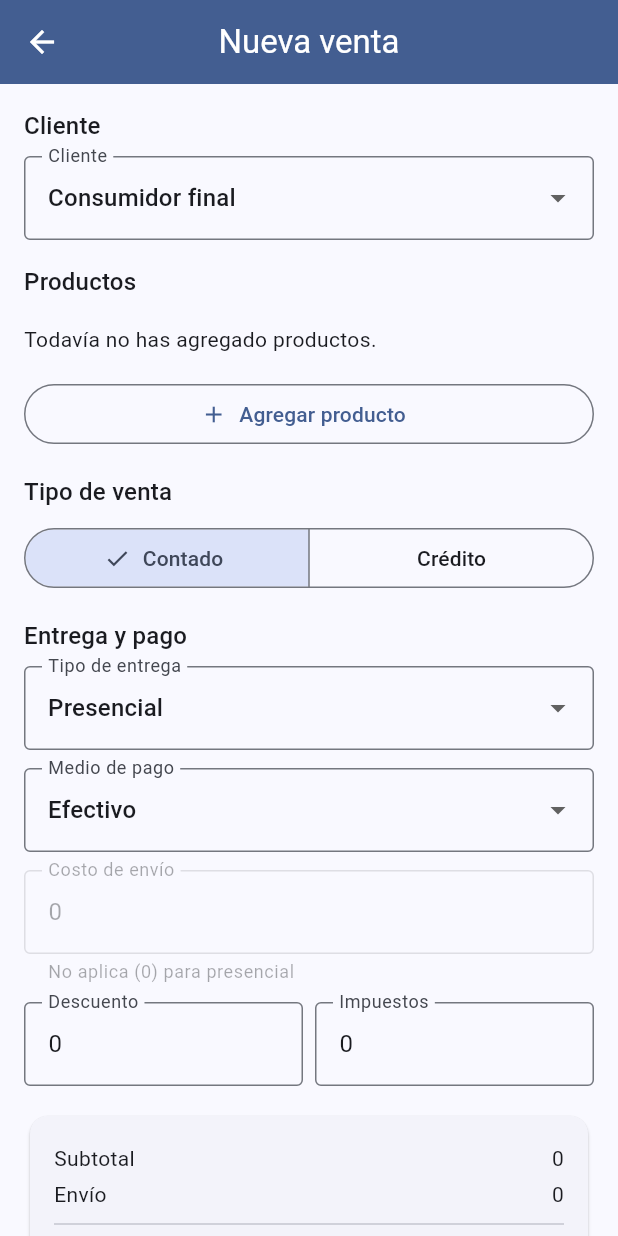
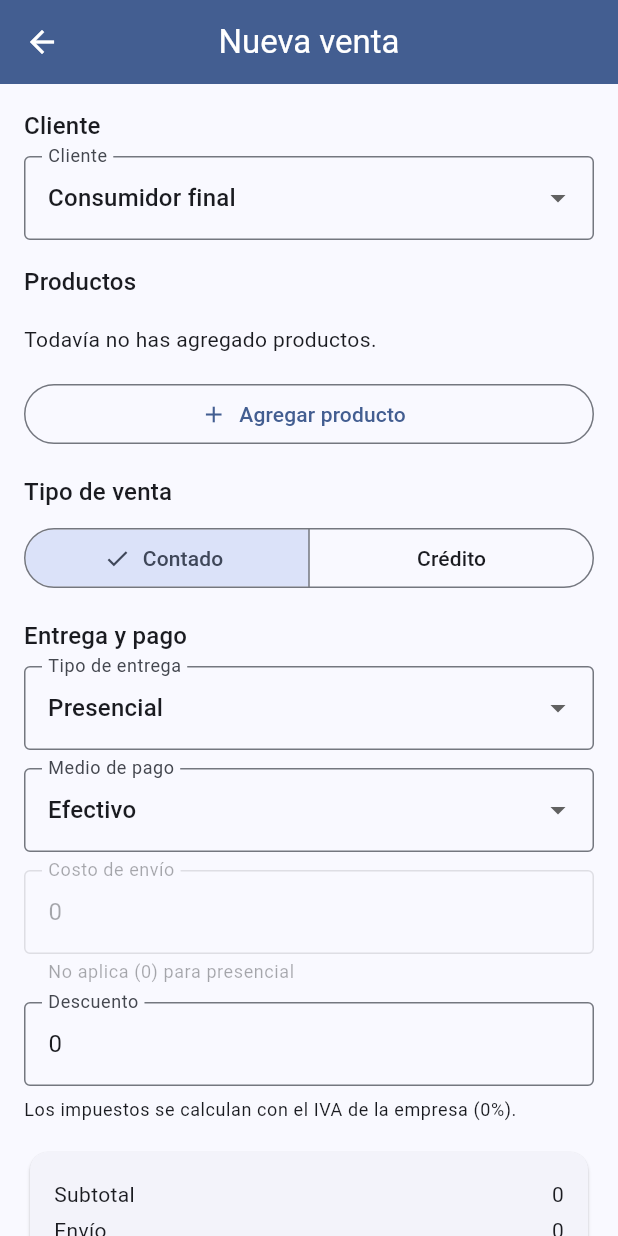
Before and after one commit to Esteban-barrero/ventas, a Flutter app: the VentaNuevaScreen screen opened directly with empty values, on a phone screen of 412 x 824 dp. Run offline on Flutter 3.47's test engine with Material 3 defaults, Android fonts, the phone set to English and light mode, and no system bars; our stand-ins replace cloud_firestore, cloud_functions, firebase_auth, firebase_core, firebase_storage, geocoding and 3 more; accounts and stored records are empty.

Commit message:
fix(ventas): impuestos calculados con el IVA de la empresa
En 'Nueva venta' los impuestos ya no se escriben a mano: se calculan como subtotal x IVA% (parametros.iva de la empresa). Se agrega impuestosPorIva al dominio y una prueba.

```diff
--- a/app/lib/features/ventas/domain/totales.dart
+++ b/app/lib/features/ventas/domain/totales.dart
@@ -20,6 +20,12 @@ class TotalesVenta {
 /// Suma de los subtotales de las líneas.
 double subtotalDe(List<ItemVenta> items) =>
     items.fold(0.0, (double a, ItemVenta i) => a + i.subtotal);
+
+/// Impuestos según el **IVA** configurado en la empresa (porcentaje).
+///
+/// El IVA se aplica sobre el subtotal de los productos (no sobre el envío).
+double impuestosPorIva(double subtotal, double ivaPct) =>
+    ivaPct <= 0 ? 0.0 : subtotal * ivaPct / 100;
 
 /// Calcula los totales de la venta (RN-03, RN-08):
 ///
--- a/app/lib/features/ventas/presentation/venta_nueva_screen.dart
+++ b/app/lib/features/ventas/presentation/venta_nueva_screen.dart
@@ -63,7 +63,6 @@ class _VentaNuevaScreenState extends State<VentaNuevaScreen> {
   final List<_Linea> _lineas = <_Linea>[];
   final _costoEnvio = TextEditingController(text: '0');
   final _descuento = TextEditingController(text: '0');
-  final _impuestos = TextEditingController(text: '0');
   final _numeroCuotas = TextEditingController(text: '3');
   final _tasaInteres = TextEditingController(text: '0');
   Periodicidad _periodicidad = Periodicidad.mensual;
@@ -91,7 +90,6 @@ class _VentaNuevaScreenState extends State<VentaNuevaScreen> {
   void dispose() {
     _costoEnvio.dispose();
     _descuento.dispose();
-    _impuestos.dispose();
     _numeroCuotas.dispose();
     _tasaInteres.dispose();
     super.dispose();
@@ -142,13 +140,17 @@ class _VentaNuevaScreenState extends State<VentaNuevaScreen> {
 
   double _precioLinea(Producto p) => p.precio(_tipoVenta, _parametros);
 
-  TotalesVenta get _totales => calcularTotales(
-        items: _items(),
+  TotalesVenta get _totales {
+    final items = _items();
+    final subtotal = subtotalDe(items);
+    return calcularTotales(
+      items: items,
       tipoEntrega: _tipoEntrega,
       costoEnvio: double.tryParse(_costoEnvio.text.trim()) ?? 0,
       descuento: double.tryParse(_descuento.text.trim()) ?? 0,
-        impuestos: double.tryParse(_impuestos.text.trim()) ?? 0,
+      impuestos: impuestosPorIva(subtotal, _parametros.iva),
     );
+  }
 
   Future<void> _agregarProducto() async {
     final producto = await showModalBottomSheet<Producto>(
@@ -411,10 +413,7 @@ class _VentaNuevaScreenState extends State<VentaNuevaScreen> {
             ),
           ),
           const SizedBox(height: 12),
-          Row(
-            children: <Widget>[
-              Expanded(
-                child: TextField(
+          TextField(
             controller: _descuento,
             keyboardType: TextInputType.number,
             onChanged: (_) => setState(() {}),
@@ -423,20 +422,11 @@ class _VentaNuevaScreenState extends State<VentaNuevaScreen> {
               border: OutlineInputBorder(),
             ),
           ),
-              ),
-              const SizedBox(width: 8),
-              Expanded(
-                child: TextField(
-                  controller: _impuestos,
-                  keyboardType: TextInputType.number,
-                  onChanged: (_) => setState(() {}),
-                  decoration: const InputDecoration(
-                    labelText: 'Impuestos',
-                    border: OutlineInputBorder(),
-                  ),
-                ),
-              ),
-            ],
+          const SizedBox(height: 8),
+          Text(
+            'Los impuestos se calculan con el IVA de la empresa '
+            '(${_parametros.iva.round()}%).',
+            style: theme.textTheme.bodySmall,
           ),
           const SizedBox(height: 16),
           Card(
```
Also changed, not shown: 3 other files. Lines whose indentation alone changed are shown as unchanged.
